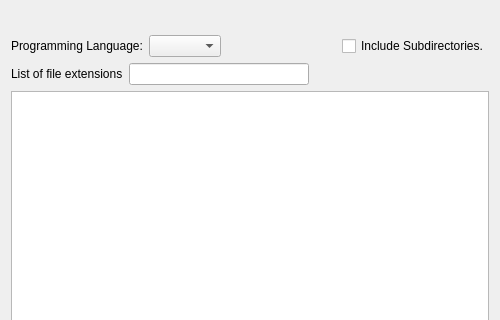
Before: the Qt Designer form umbrello/codeimpwizard/codeimpselectpage.ui in KDE/umbrello, drawn with Qt 5; both pictures show x 0 to 500 and y 0 to 320 of the 500 by 539 pixel window.
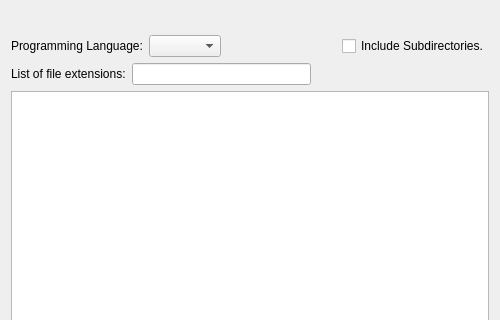
After: the same form once the commit is applied. Custom widgets are drawn as their Qt base class.

Commit message: Add missing colon

Patch:
```diff
--- a/umbrello/codeimpwizard/codeimpselectpage.ui
+++ b/umbrello/codeimpwizard/codeimpselectpage.ui
@@ -74,7 +74,7 @@
      <item>
       <widget class="QLabel" name="ui_fileExtLabel">
        <property name="text">
-        <string>List of file extensions</string>
+        <string>List of file extensions:</string>
        </property>
       </widget>
      </item>
```
